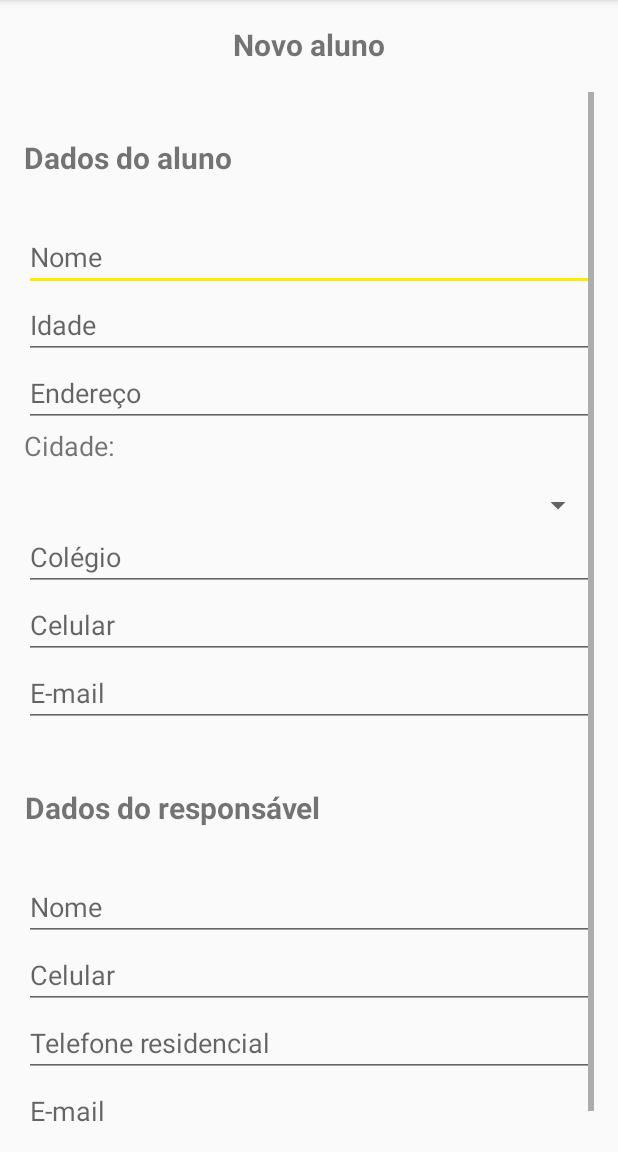
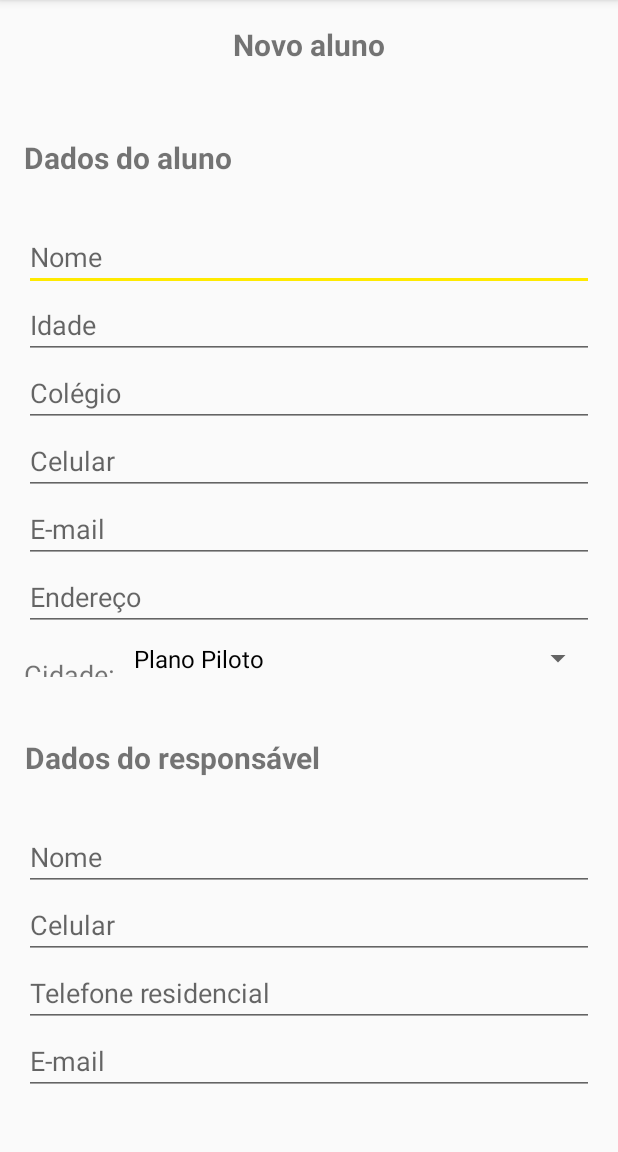
Before and after one commit to gabrielsclimaco/BrainstormApp, an Android app: the StudentFormActivity screen opened directly, with no data from a screen before it, on a phone screen of 412 x 824 dp, the part 84-1236 px from its top. Run offline under Robolectric (Android 15) with nearby library versions, the light colour scheme and no system bars.

Commit message:
Setting up student city spinner

```diff
--- a/app/src/main/java/com/reforcointeligente/brainstormapp/View/StudentFormActivity.java
+++ b/app/src/main/java/com/reforcointeligente/brainstormapp/View/StudentFormActivity.java
@@ -2,14 +2,31 @@ package com.reforcointeligente.brainstormapp.View;
 
 import android.support.v7.app.AppCompatActivity;
 import android.os.Bundle;
+import android.view.View;
+import android.widget.AdapterView;
+import android.widget.ArrayAdapter;
+import android.widget.Spinner;
 
 import com.reforcointeligente.brainstormapp.R;
 
 public class StudentFormActivity extends AppCompatActivity {
+    Spinner spinner;
 
     @Override
     protected void onCreate(Bundle savedInstanceState) {
         super.onCreate(savedInstanceState);
         setContentView(R.layout.activity_student_form);
+
+        setUpSpinner();
     }
+
+    private void setUpSpinner() {
+        spinner = (Spinner) findViewById(R.id.spinnerStudentCity);
+        ArrayAdapter<CharSequence> arrayAdapter = ArrayAdapter.createFromResource(this,
+                R.array.list_df_cities, android.R.layout.simple_spinner_dropdown_item);
+        arrayAdapter.setDropDownViewResource(android.R.layout.simple_spinner_dropdown_item);
+
+        spinner.setAdapter(arrayAdapter);
+    }
+
 }
--- a/app/src/main/res/layout/activity_student_form.xml
+++ b/app/src/main/res/layout/activity_student_form.xml
@@ -27,7 +27,6 @@
         android:layout_alignParentTop="true"
         android:layout_alignParentLeft="true"
         android:layout_alignParentStart="true">
-
 
         <LinearLayout
             android:layout_width="match_parent"
@@ -68,33 +67,6 @@
                 android:layout_width="match_parent"
                 android:layout_height="match_parent"
                 android:ems="10"
-                android:id="@+id/editTextStudentAddress"
-                android:layout_alignParentRight="true"
-                android:layout_alignParentEnd="true"
-                android:hint="Endereço"/>
-
-            <TextView
-                android:text="Cidade: "
-                android:layout_width="wrap_content"
-                android:layout_height="wrap_content"
-                android:id="@+id/textViewStudentCity"
-                android:textSize="18dp"
-                android:layout_alignParentLeft="true"
-                android:layout_alignParentStart="true" />
-
-            <Spinner
-                android:layout_width="match_parent"
-                android:layout_height="match_parent"
-                android:id="@+id/spinnerTeacherCity"
-                android:layout_marginTop="15dp"
-                android:layout_below="@+id/textViewStudentCity"
-                android:layout_alignParentLeft="true"
-                android:layout_alignParentStart="true" />
-
-            <EditText
-                android:layout_width="match_parent"
-                android:layout_height="match_parent"
-                android:ems="10"
                 android:id="@+id/editTextStudentSchool"
                 android:layout_alignParentRight="true"
                 android:layout_alignParentEnd="true"
@@ -117,6 +89,35 @@
                 android:layout_alignParentLeft="true"
                 android:layout_alignParentStart="true"
                 android:hint="E-mail"/>
+
+            <EditText
+                android:layout_width="match_parent"
+                android:layout_height="match_parent"
+                android:ems="10"
+                android:id="@+id/editTextStudentAddress"
+                android:layout_alignParentRight="true"
+                android:layout_alignParentEnd="true"
+                android:hint="Endereço"/>
+
+            <LinearLayout
+                android:layout_width="match_parent"
+                android:layout_height="wrap_content"
+                android:orientation="horizontal"
+                android:layout_marginTop="6dp">
+
+                <TextView
+                    android:text="Cidade: "
+                    android:layout_width="wrap_content"
+                    android:layout_height="wrap_content"
+                    android:id="@+id/textViewStudentCity"
+                    android:textSize="18dp" />
+
+                <Spinner
+                    android:layout_width="fill_parent"
+                    android:layout_height="match_parent"
+                    android:id="@+id/spinnerStudentCity"/>
+            </LinearLayout>
+
 
             <TextView
                 android:text="Dados do responsável"
--- a/app/src/main/res/values/strings.xml
+++ b/app/src/main/res/values/strings.xml
@@ -1,3 +1,36 @@
 <resources>
     <string name="app_name">BrainstormApp</string>
+    <array name="list_df_cities">
+        <item>Plano Piloto</item>
+        <item>Sudoeste/Octogonal</item>
+        <item>Lago Norte</item>
+        <item>Lago Sul</item>
+        <item>Sobradinho</item>
+        <item>Sobradinho II</item>
+        <item>Jardim Botânico</item>
+        <item>Paranoá</item>
+        <item>Cruzeiro</item>
+        <item>Guará</item>
+        <item>Núcleo Bandeirante</item>
+        <item>Vicente Pires</item>
+        <item>Park Way</item>
+        <item>Águas Claras</item>
+        <item>Taguatinga</item>
+        <item>Samambaia</item>
+        <item>Planaltina</item>
+        <item>Ceilândia</item>
+        <item>Gama</item>
+        <item>Santa Maria</item>
+        <item>São Sebastião</item>
+        <item>Recanto das Emas</item>
+        <item>Riacho Fundo</item>
+        <item>Candangolândia</item>
+        <item>Riacho Fundo II</item>
+        <item>Varjão</item>
+        <item>SCIA</item>
+        <item>Itapoã</item>
+        <item>SIA</item>
+        <item>Fercal</item>
+        <item>Brazlândia</item>
+    </array>
 </resources>
```
